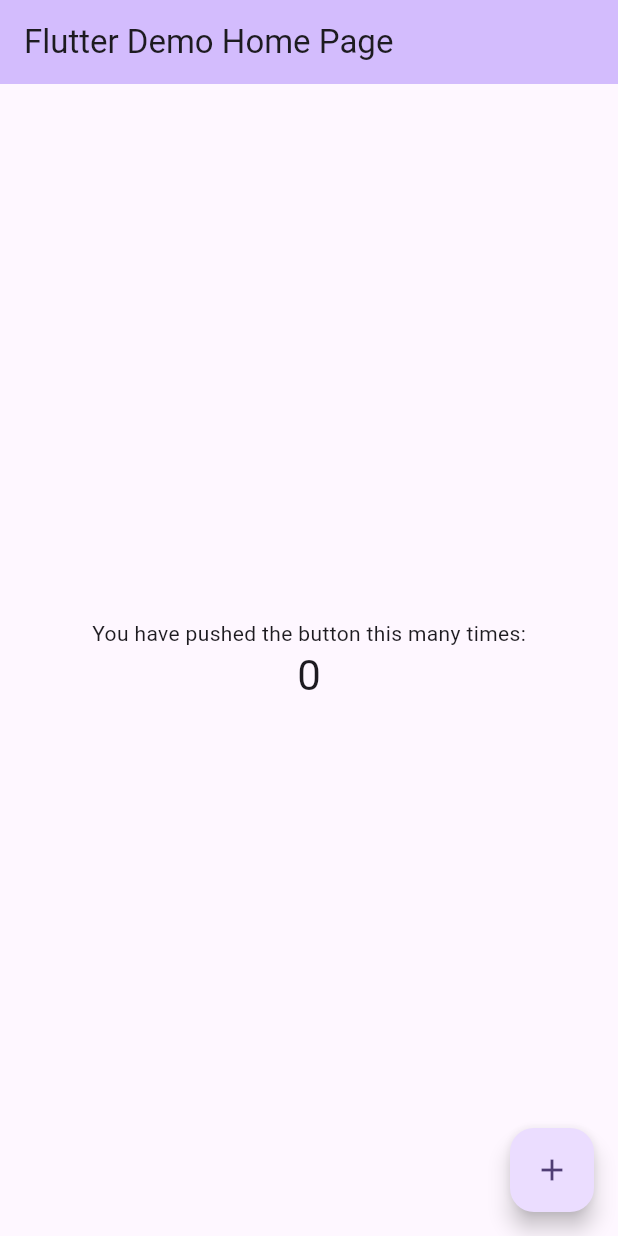
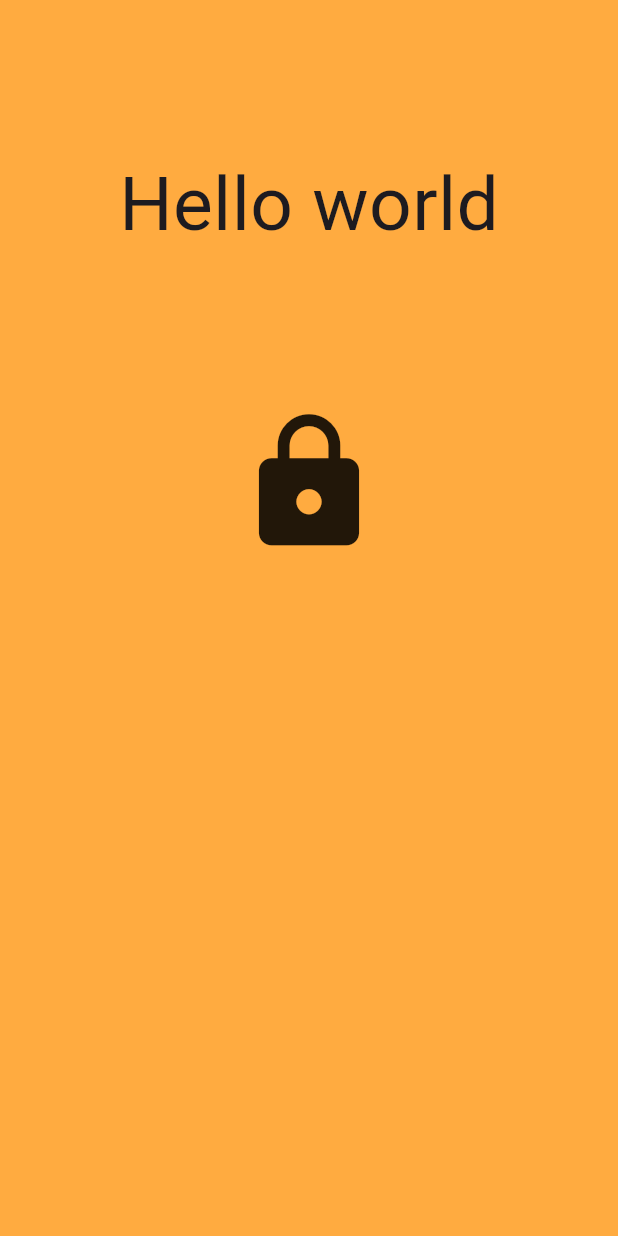
Before and after one commit to COffeebean2610/Project-SHW, a Flutter app: the screen it shows after launch, on a phone screen of 412 x 824 dp. Run offline on Flutter 3.47's test engine with Material 3 defaults, Android fonts, the phone set to English and light mode, and no system bars.

Commit message:
basic build for trial

```diff
--- a/lib/main.dart
+++ b/lib/main.dart
@@ -1,4 +1,5 @@
 import 'package:flutter/material.dart';
+import 'pages/login_page.dart';
 
 void main() {
   runApp(const MyApp());
@@ -7,119 +8,11 @@ void main() {
 class MyApp extends StatelessWidget {
   const MyApp({super.key});
 
-  // This widget is the root of your application.
   @override
   Widget build(BuildContext context) {
-    return MaterialApp(
-      title: 'Flutter Demo',
-      theme: ThemeData(
-        // This is the theme of your application.
-        //
-        // TRY THIS: Try running your application with "flutter run". You'll see
-        // the application has a blue toolbar. Then, without quitting the app,
-        // try changing the seedColor in the colorScheme below to Colors.green
-        // and then invoke "hot reload" (save your changes or press the "hot
-        // reload" button in a Flutter-supported IDE, or press "r" if you used
-        // the command line to start the app).
-        //
-        // Notice that the counter didn't reset back to zero; the application
-        // state is not lost during the reload. To reset the state, use hot
-        // restart instead.
-        //
-        // This works for code too, not just values: Most code changes can be
-        // tested with just a hot reload.
-        colorScheme: ColorScheme.fromSeed(seedColor: Colors.deepPurple),
-        useMaterial3: true,
-      ),
-      home: const MyHomePage(title: 'Flutter Demo Home Page'),
+    return const MaterialApp(
+      debugShowCheckedModeBanner: false,
+        home: LoginPage(),
     );
   }
-}
-
-class MyHomePage extends StatefulWidget {
-  const MyHomePage({super.key, required this.title});
-
-  // This widget is the home page of your application. It is stateful, meaning
-  // that it has a State object (defined below) that contains fields that affect
-  // how it looks.
-
-  // This class is the configuration for the state. It holds the values (in this
-  // case the title) provided by the parent (in this case the App widget) and
-  // used by the build method of the State. Fields in a Widget subclass are
-  // always marked "final".
-
-  final String title;
-
-  @override
-  State<MyHomePage> createState() => _MyHomePageState();
-}
-
-class _MyHomePageState extends State<MyHomePage> {
-  int _counter = 0;
-
-  void _incrementCounter() {
-    setState(() {
-      // This call to setState tells the Flutter framework that something has
-      // changed in this State, which causes it to rerun the build method below
-      // so that the display can reflect the updated values. If we changed
-      // _counter without calling setState(), then the build method would not be
-      // called again, and so nothing would appear to happen.
-      _counter++;
-    });
   }
-
-  @override
-  Widget build(BuildContext context) {
-    // This method is rerun every time setState is called, for instance as done
-    // by the _incrementCounter method above.
-    //
-    // The Flutter framework has been optimized to make rerunning build methods
-    // fast, so that you can just rebuild anything that needs updating rather
-    // than having to individually change instances of widgets.
-    return Scaffold(
-      appBar: AppBar(
-        // TRY THIS: Try changing the color here to a specific color (to
-        // Colors.amber, perhaps?) and trigger a hot reload to see the AppBar
-        // change color while the other colors stay the same.
-        backgroundColor: Theme.of(context).colorScheme.inversePrimary,
-        // Here we take the value from the MyHomePage object that was created by
-        // the App.build method, and use it to set our appbar title.
-        title: Text(widget.title),
-      ),
-      body: Center(
-        // Center is a layout widget. It takes a single child and positions it
-        // in the middle of the parent.
-        child: Column(
-          // Column is also a layout widget. It takes a list of children and
-          // arranges them vertically. By default, it sizes itself to fit its
-          // children horizontally, and tries to be as tall as its parent.
-          //
-          // Column has various properties to control how it sizes itself and
-          // how it positions its children. Here we use mainAxisAlignment to
-          // center the children vertically; the main axis here is the vertical
-          // axis because Columns are vertical (the cross axis would be
-          // horizontal).
-          //
-          // TRY THIS: Invoke "debug painting" (choose the "Toggle Debug Paint"
-          // action in the IDE, or press "p" in the console), to see the
-          // wireframe for each widget.
-          mainAxisAlignment: MainAxisAlignment.center,
-          children: <Widget>[
-            const Text(
-              'You have pushed the button this many times:',
-            ),
-            Text(
-              '$_counter',
-              style: Theme.of(context).textTheme.headlineMedium,
-            ),
-          ],
-        ),
-      ),
-      floatingActionButton: FloatingActionButton(
-        onPressed: _incrementCounter,
-        tooltip: 'Increment',
-        child: const Icon(Icons.add),
-      ), // This trailing comma makes auto-formatting nicer for build methods.
-    );
-  }
-}
--- /dev/null
+++ b/lib/pages/login_page.dart
@@ -0,0 +1,26 @@
+import 'package:flutter/material.dart';
+
+class LoginPage extends StatelessWidget{
+  const LoginPage({super.key});
+
+  @override
+  Widget build(BuildContext context){
+    return Scaffold(
+      backgroundColor: Colors.orangeAccent,
+        body:SafeArea(
+          child:Center(
+            child: Column(
+              children:[
+                const SizedBox(height: 100,),
+                Text("Hello world", style: TextStyle(fontSize: 50),),
+                const SizedBox(height: 100,),
+                Icon(Icons.lock, size: 100,),
+              ]
+            )
+           ),
+     )
+     );
+
+
+  }
+}
```
